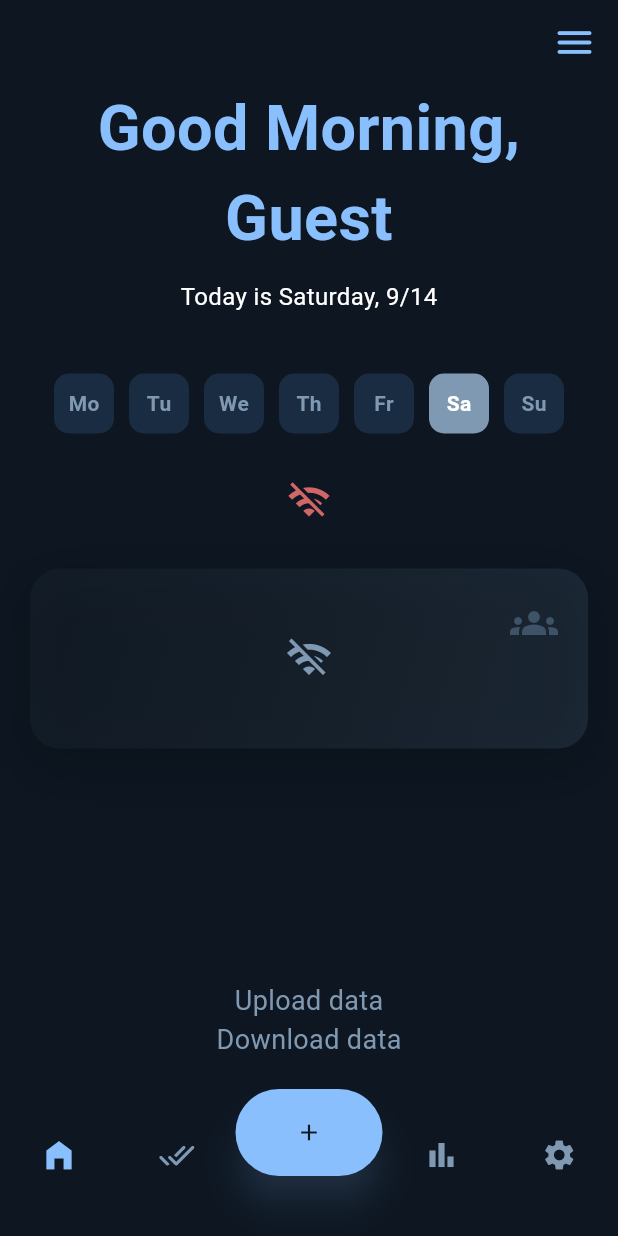
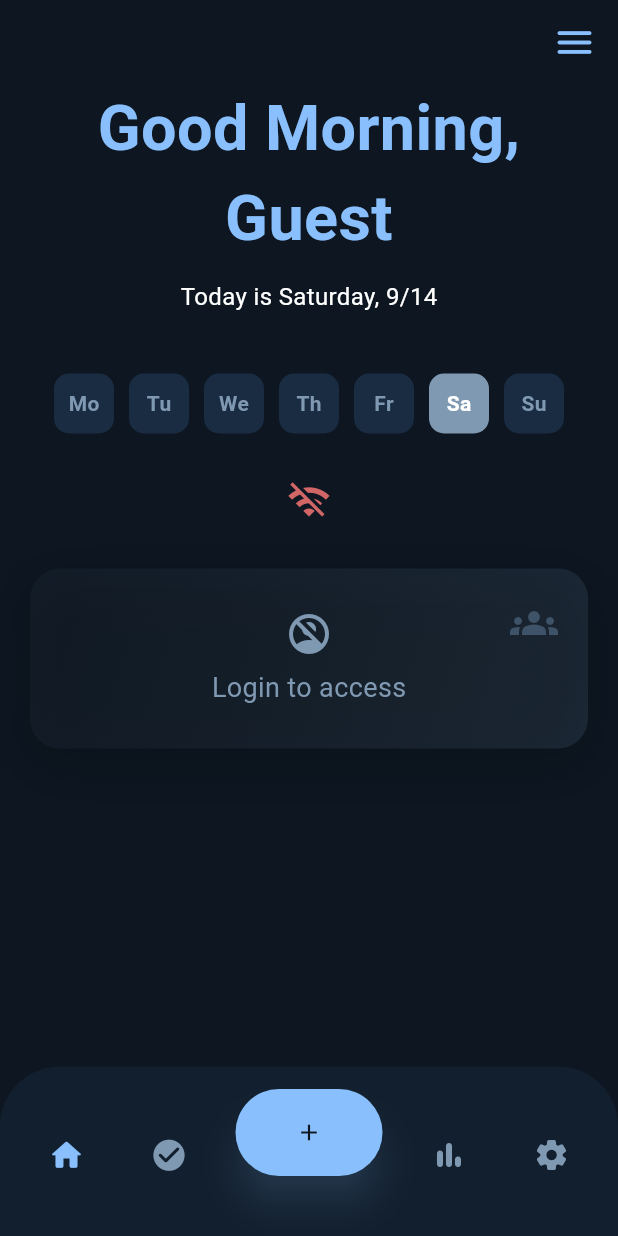
Before and after one commit to SlysDev/habitur, a Flutter app: the screen it shows after launch, on a phone screen of 412 x 824 dp. Run offline on Flutter 3.47's test engine with Material 3 defaults, Android fonts, the phone set to English and light mode, and no system bars; our stand-ins replace animated_splash_screen, awesome_notifications, cloud_firestore, confetti, firebase_auth, firebase_core and 7 more; missing offline and left inert: cloud_firestore_web, firebase_auth_web, firebase_core_web; accounts and stored records are empty.

Commit message:
modify navbar design, fix errors with snackbar, modify CC card offline design, final touches

```diff
--- a/lib/components/community_challenge_card.dart
+++ b/lib/components/community_challenge_card.dart
@@ -176,7 +176,14 @@ Widget buildNormalCard(context, challenge, decrementChallenge,
                   alignment: Alignment.center,
                   child: SizedBox(
                     height: 80,
-                    child: Icon(Icons.wifi_off, size: 32, color: kGray),
+                    child: Column(
+                      mainAxisAlignment: MainAxisAlignment.spaceEvenly,
+                      children: [
+                        Icon(Icons.no_accounts_rounded, size: 32, color: kGray),
+                        Text("Login to access",
+                            style: kMainDescription.copyWith(color: kGray)),
+                      ],
+                    ),
                   ),
                 ),
         ],
--- a/lib/components/navbar.dart
+++ b/lib/components/navbar.dart
@@ -11,13 +11,21 @@ class NavBar extends StatelessWidget {
   @override
   Widget build(BuildContext context) {
     return Container(
-      padding: EdgeInsets.only(bottom: 30),
+      padding: EdgeInsets.only(bottom: 30, top: 15),
+      decoration: BoxDecoration(
+        color: kFadedBlue.withOpacity(0.4),
+        borderRadius: BorderRadius.only(
+          topLeft: Radius.circular(40),
+          topRight: Radius.circular(40),
+        ),
+      ),
       child: Row(
+        mainAxisAlignment: MainAxisAlignment.spaceEvenly,
         crossAxisAlignment: CrossAxisAlignment.end,
         children: [
           NavItem(
             icon: Icon(
-              Icons.home_filled,
+              Icons.home_rounded,
               color: currentPage == 'home' ? kPrimaryColor : kGray,
               size: 25,
             ),
@@ -28,7 +36,7 @@ class NavBar extends StatelessWidget {
           ),
           NavItem(
             icon: Icon(
-              Icons.done_all_rounded,
+              Icons.check_circle_rounded,
               color: currentPage == 'habits' ? kPrimaryColor : kGray,
               size: 25,
             ),
@@ -56,7 +64,7 @@ class NavBar extends StatelessWidget {
           ),
           NavItem(
             icon: Icon(
-              Icons.bar_chart,
+              Icons.bar_chart_rounded,
               color: currentPage == 'statistics' ? kPrimaryColor : kGray,
             ),
             onPressed: () {
@@ -66,7 +74,7 @@ class NavBar extends StatelessWidget {
           ),
           NavItem(
             icon: Icon(
-              Icons.settings,
+              Icons.settings_rounded,
               color: currentPage == 'settings' ? kPrimaryColor : kGray,
             ),
             onPressed: () {
@@ -87,11 +95,9 @@ class NavItem extends StatelessWidget {
 
   @override
   Widget build(BuildContext context) {
-    return Expanded(
-      child: IconButton(
-        onPressed: onPressed,
-        icon: icon,
-      ),
+    return IconButton(
+      onPressed: onPressed,
+      icon: icon,
     );
   }
 }
--- a/lib/data/local/habits_local_storage.dart
+++ b/lib/data/local/habits_local_storage.dart
@@ -65,10 +65,6 @@ class HabitsLocalStorage extends ChangeNotifier {
         debugPrint('habitsBox is null');
         return [];
       }
-      debugPrint(_habitsBox.values
-          .toList()
-          .where((element) => element is Habit)
-          .toList());
       List<dynamic> allValues = _habitsBox.values.toList();
       return allValues.whereType<Habit>().toList();
     } catch (e, s) {
--- a/lib/data/remote/stats_database.dart
+++ b/lib/data/remote/stats_database.dart
@@ -35,8 +35,10 @@ class StatsDatabase {
           true;
     } catch (e, s) {
       debugPrint(e.toString());
+      if (!e.toString().contains('User is not logged in')) {
         debugPrint(s.toString());
         showErrorSnackbar(context, e, s);
+      }
       Provider.of<NetworkStateProvider>(context, listen: false).isConnected =
           false;
     }
@@ -70,8 +72,10 @@ class StatsDatabase {
           true;
     } catch (e, s) {
       debugPrint(e.toString());
+      if (!e.toString().contains('User is not logged in')) {
         debugPrint(s.toString());
         showErrorSnackbar(context, e, s);
+      }
       Provider.of<NetworkStateProvider>(context, listen: false).isConnected =
           false;
     }
@@ -112,8 +116,10 @@ class StatsDatabase {
           true;
     } catch (e, s) {
       debugPrint(e.toString());
+      if (!e.toString().contains('User is not logged in')) {
         debugPrint(s.toString());
         showErrorSnackbar(context, e, s);
+      }
       Provider.of<NetworkStateProvider>(context, listen: false).isConnected =
           false;
     }
--- a/lib/modules/user_stats_handler.dart
+++ b/lib/modules/user_stats_handler.dart
@@ -188,7 +188,7 @@ class UserStatsHandler {
   }
 
   void fillInMissingDays(context) {
-    debugPrint('filling in missing days...');
+    debugPrint('filling in missing days... (user)');
     UserModel user =
         Provider.of<UserLocalStorage>(context, listen: false).currentUser;
     UserStatsCalculator statsCalculator = UserStatsCalculator(
--- a/lib/screens/home_screen.dart
+++ b/lib/screens/home_screen.dart
@@ -1,6 +1,7 @@
 import 'package:habitur/components/aside_button.dart';
 import 'package:habitur/components/community-habit-list.dart';
 import 'package:habitur/components/days_of_week_widget.dart';
+import 'package:habitur/components/habit_card_list.dart';
 import 'package:habitur/components/navbar.dart';
 import 'package:habitur/data/data_manager.dart';
 import 'package:habitur/data/local/habits_local_storage.dart';
@@ -44,22 +45,6 @@ class HomeScreen extends StatelessWidget {
               DataManager dataManager = DataManager();
               await dataManager.loadData(context);
             }),
-            AsideButton(
-                text: 'Upload data',
-                onPressed: () {
-                  Provider.of<Database>(context, listen: false)
-                      .uploadData(context);
-                }),
-            AsideButton(
-                text: 'Download data',
-                onPressed: () {
-                  Provider.of<Database>(context, listen: false)
-                      .loadData(context);
-                  debugPrint('downloaded');
-                }),
-            SizedBox(
-              height: 20,
-            ),
           ],
         ),
       ),
--- a/lib/screens/statistics_screen.dart
+++ b/lib/screens/statistics_screen.dart
@@ -54,7 +54,8 @@ class StatisticsScreen extends StatelessWidget {
     Database db = Database();
     debugPrint(Provider.of<UserLocalStorage>(context, listen: false)
         .currentUser
-        .stats);
+        .stats
+        .toString());
     InsightsGenerator insightsGenerator = InsightsGenerator(
         Provider.of<UserLocalStorage>(context, listen: false).currentUser.stats,
         isSummary: true);
--- a/lib/util_functions.dart
+++ b/lib/util_functions.dart
@@ -5,7 +5,6 @@ showErrorSnackbar(BuildContext context, e, s) {
   ScaffoldMessenger.of(context).showSnackBar(
     SnackBar(
       duration: Duration(seconds: 5),
-      behavior: SnackBarBehavior.floating,
       backgroundColor: kOrangeAccent,
       content: Text(
           'Error--Take a screenshot and send to our team: \n \n ${e.toString()}, $s'),
```
Also changed, not shown: lib/data/remote/habit_database.dart (+14 -0 lines), lib/data/remote/settings_database.dart (+8 -0 lines), lib/data/remote/user_database.dart (+8 -4 lines), lib/screens/add_habit_screen.dart (+0 -12 lines). Lines whose indentation alone changed are shown as unchanged.
